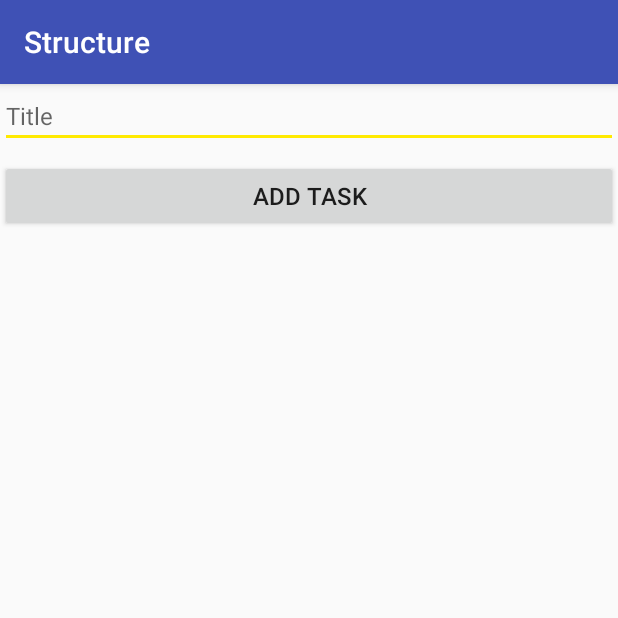
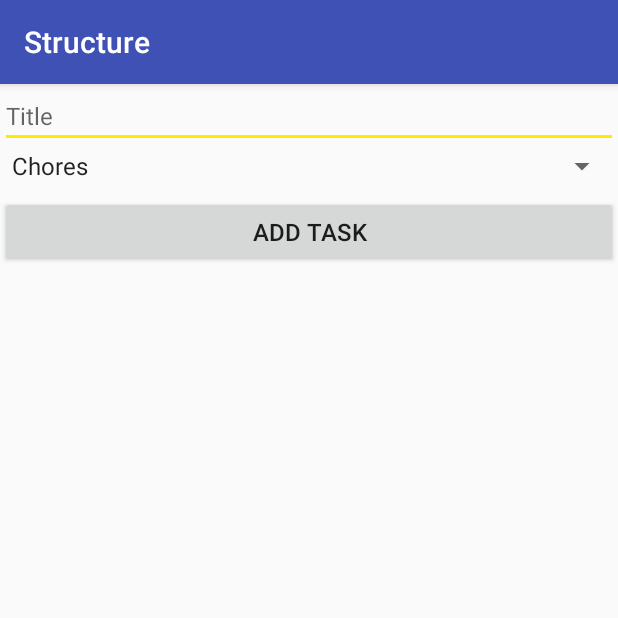
Before and after one commit to dasphantom/Structure, an Android app: the screen it shows after launch (AddTask), after a tap on an icon or button, on a phone screen of 412 x 824 dp, the top half of it. Run offline under Robolectric (Android 15) with nearby library versions, the phone set to English and light mode, and no system bars.

```diff
--- a/app/src/main/java/com/example/sander/structure/AddTask.java
+++ b/app/src/main/java/com/example/sander/structure/AddTask.java
@@ -6,30 +6,59 @@ import android.support.v7.app.AppCompatActivity;
 import android.os.Bundle;
 import android.support.v7.widget.RecyclerView;
 import android.view.View;
+import android.widget.AdapterView;
+import android.widget.ArrayAdapter;
 import android.widget.Button;
 import android.widget.EditText;
+import android.widget.Spinner;
+import android.widget.Toast;
 
 import java.sql.Timestamp;
 import java.util.Date;
 
 
-public class AddTask extends AppCompatActivity {
+public class AddTask extends AppCompatActivity implements AdapterView.OnItemSelectedListener {
+
+    String item;
 
     @Override
     protected void onCreate(Bundle savedInstanceState) {
         super.onCreate(savedInstanceState);
         setContentView(R.layout.activity_add_task);
+
+        // Spinner element
+        Spinner spinner = (Spinner) findViewById(R.id.spinner);
+
+        // Spinner click listener
+        spinner.setOnItemSelectedListener(this);
+
+        // Create an ArrayAdapter using the string array and a default spinner layout
+        ArrayAdapter<CharSequence> adapter = ArrayAdapter.createFromResource(this,
+                R.array.categories, android.R.layout.simple_spinner_item);
+        // Specify the layout to use when the list of choices appears
+        adapter.setDropDownViewResource(android.R.layout.simple_spinner_dropdown_item);
+
+        // Apply the adapter to the spinner
+        spinner.setAdapter(adapter);
+
+
+
         final DBHelper dbhelper = new DBHelper(this.getApplicationContext());
 
         Button addTask = findViewById(R.id.add_task);
+
+
+
         addTask.setOnClickListener(new View.OnClickListener() {
             @Override
             public void onClick(View view) {
                 //get text from title
                 EditText title = findViewById(R.id.add_title);
+
+
                 Long time = new Timestamp(System.currentTimeMillis()).getTime();
 
-                dbhelper.insertTask(title.getText().toString(),time);
+                dbhelper.insertTask(title.getText().toString(),time,item);
 
 
 
@@ -39,4 +68,13 @@ public class AddTask extends AppCompatActivity {
             }
         });
     }
+
+    @Override
+    public void onItemSelected(AdapterView<?> parent, View view, int position, long id) {
+        // On selecting a spinner item
+        item = parent.getItemAtPosition(position).toString();
+    }
+    public void onNothingSelected(AdapterView<?> arg0) {
+        // TODO Auto-generated method stub
+    }
 }
--- a/app/src/main/res/layout/activity_add_task.xml
+++ b/app/src/main/res/layout/activity_add_task.xml
@@ -15,13 +15,25 @@
 
         />
 
+    <Spinner
+        android:id="@+id/spinner"
+        android:layout_width="match_parent"
+        android:layout_height="wrap_content"
+        app:layout_constraintTop_toBottomOf="@id/add_title"/>
+
+
+    />
+
+
+
     <Button
         android:id="@+id/add_task"
         android:layout_width="match_parent"
         android:layout_height="wrap_content"
         android:layout_marginTop="8dp"
         android:text="Add Task"
-        app:layout_constraintTop_toBottomOf="@id/add_title"/>
+        app:layout_constraintTop_toBottomOf="@id/spinner"/>
+
 
 
 
--- /dev/null
+++ b/app/src/main/res/menu/task_menu.xml
@@ -0,0 +1,12 @@
+<?xml version="1.0" encoding="utf-8"?>
+<menu xmlns:android="http://schemas.android.com/apk/res/android">
+    <item android:id="@+id/everything"
+        android:title="Everything"></item>
+    <item android:id="@+id/chores"
+        android:title="Chores"></item>
+    <item android:id="@+id/health"
+        android:title="Health"></item>
+
+
+
+</menu>
--- a/app/src/main/res/values/strings.xml
+++ b/app/src/main/res/values/strings.xml
@@ -1,3 +1,8 @@
 <resources>
     <string name="app_name">Structure</string>
+    <string-array name="categories">
+        <item>Chores</item>
+        <item>Health</item>
+
+    </string-array>
 </resources>
```
Also changed, not shown: app/src/main/java/com/example/sander/structure/DBHelper.java (+38 -4 lines), app/src/main/java/com/example/sander/structure/MainActivity.java (+44 -0 lines), app/src/main/java/com/example/sander/structure/Task.java (+6 -2 lines), app/src/main/res/layout/activity_main.xml (+16 -3 lines).
